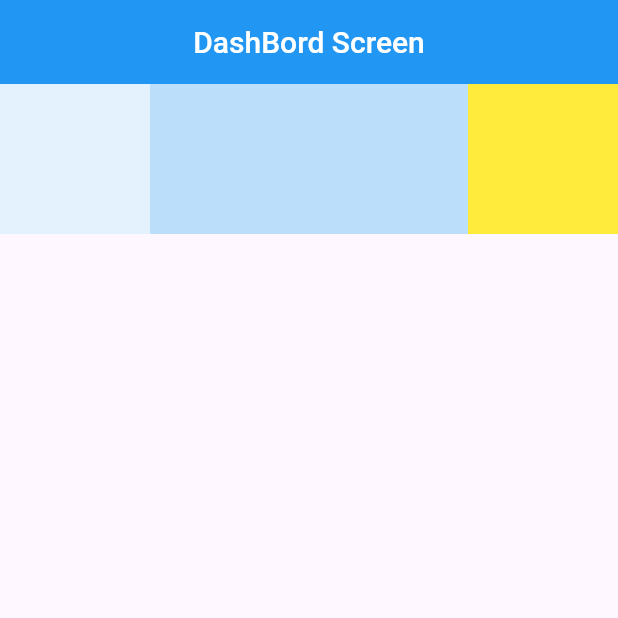
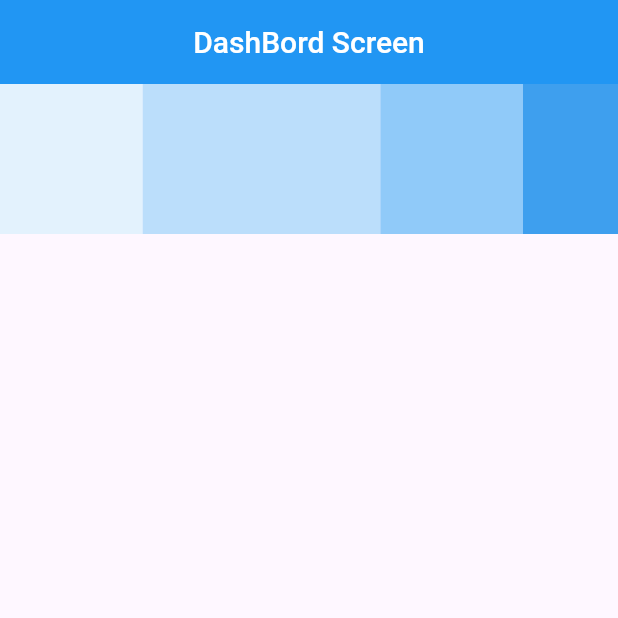
Before and after one commit to ManikHossainDev/NewProjectFlutter, a Flutter app: the screen it shows after launch, on a phone screen of 412 x 824 dp, the top half of it. Run offline on Flutter 3.47's test engine with Material 3 defaults, Android fonts, the phone set to English and light mode, and no system bars.

Commit message:
What are Expanded Widgets in Flutter

```diff
--- a/lib/main.dart
+++ b/lib/main.dart
@@ -33,14 +33,41 @@ class DashBordScreen extends StatelessWidget {
         backgroundColor: Colors.blue,
       ),
       body: Row(
-          mainAxisAlignment: MainAxisAlignment.spaceAround,
-          children: [
-           Container(width: 100, height: 100, color: Colors.blue.  shade50),
-           Expanded(
-            child:Container(width: 100, height: 100, color: Colors.blue.  shade100),
-           ),
-           Container(width: 100, height: 100, color: Colors.yellow.shade500,)
-          ],
+        mainAxisAlignment: MainAxisAlignment.spaceAround,
+        children: [
+          Expanded(
+            flex:3,
+            child: Container(
+              width: 100,
+              height: 100,
+              color: Colors.blue.shade50,
+            ),
+          ),
+          Expanded(
+            flex: 5,
+            child: Container(
+              width: 100,
+              height: 100,
+              color: Colors.blue.shade100,
+            ),
+          ),
+          Expanded(
+            flex: 3,
+            child: Container(
+              width: 100,
+              height: 100,
+              color: Colors.blue.shade200,
+            ),
+          ),
+          Expanded(
+            flex: 2,
+            child: Container(
+              width: 100,
+              height: 100,
+              color: const Color.fromARGB(255, 62, 159, 238),
+            ),
+          ),
+        ],
       ),
     );
   }
```
